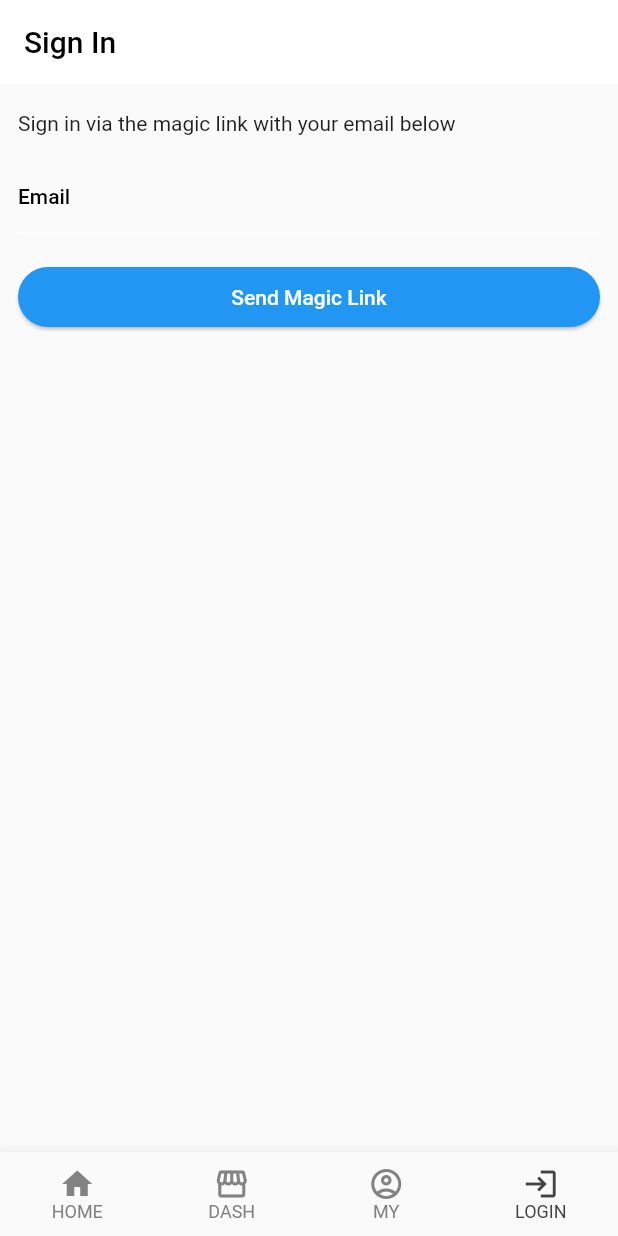
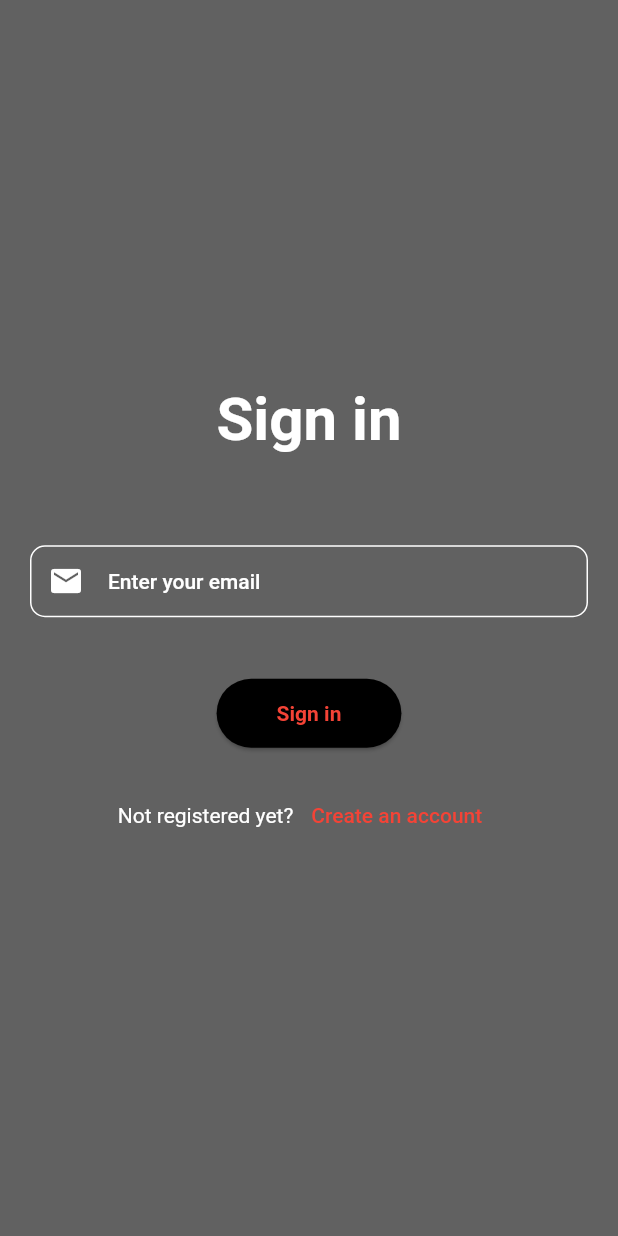
Before and after one commit to alsanati/sugartracker, a Flutter app: the screen it shows after launch, on a phone screen of 412 x 824 dp. Run offline on Flutter 3.47's test engine with Material 2 defaults, Android fonts, the phone set to English and light mode, and no system bars; our stand-ins replace bloc, email_validator, go_router, image_picker, supabase, supabase_flutter and 1 more; accounts and stored records are empty.

Commit message:
reworked the login page with form validation

```diff
--- a/lib/app/components/bottomNav.dart
+++ b/lib/app/components/bottomNav.dart
@@ -1,8 +1,5 @@
 import 'package:flutter/material.dart';
 import 'package:go_router/go_router.dart';
-import 'package:sugar_tracker/app/views/chart_views/chart.dart';
-import 'package:sugar_tracker/app/views/account_views/account_page.dart';
-import 'package:sugar_tracker/app/views/homepage.dart';
 
 class ScaffoldWithNavBar extends StatefulWidget {
   String location;
@@ -20,27 +17,21 @@ class _ScaffoldWithNavBarState extends State<ScaffoldWithNavBar> {
   static const List<MyCustomBottomNavBarItem> tabs = [
     MyCustomBottomNavBarItem(
       icon: Icon(Icons.home),
-      activeIcon: Icon(Icons.home),
+      activeIcon: Icon(Icons.home_filled),
       label: 'HOME',
-      initialLocation: '/',
+      initialLocation: '/home',
     ),
     MyCustomBottomNavBarItem(
-      icon: Icon(Icons.storefront_outlined),
-      activeIcon: Icon(Icons.storefront),
-      label: 'DASH',
+      icon: Icon(Icons.explore_outlined),
+      activeIcon: Icon(Icons.explore),
+      label: 'DASHBOARD',
       initialLocation: '/dashboard',
     ),
     MyCustomBottomNavBarItem(
-      icon: Icon(Icons.account_circle_outlined),
-      activeIcon: Icon(Icons.account_circle),
-      label: 'MY',
+      icon: Icon(Icons.account_box_outlined),
+      activeIcon: Icon(Icons.account_box),
+      label: 'ACCOUNT',
       initialLocation: '/account',
-    ),
-    MyCustomBottomNavBarItem(
-      icon: Icon(Icons.login),
-      activeIcon: Icon(Icons.login),
-      label: 'LOGIN',
-      initialLocation: '/report',
     ),
   ];
 
@@ -60,7 +51,7 @@ class _ScaffoldWithNavBarState extends State<ScaffoldWithNavBar> {
         onTap: (int index) {
           _goOtherTab(context, index);
         },
-        currentIndex: widget.location == '/'
+        currentIndex: widget.location == '/home'
             ? 0
             : widget.location == '/dashboard'
                 ? 1
--- /dev/null
+++ b/lib/app/ui/auth/login/login_page.dart
@@ -0,0 +1,155 @@
+import 'dart:async';
+
+import 'package:email_validator/email_validator.dart';
+import 'package:flutter/foundation.dart';
+import 'package:flutter/material.dart';
+import 'package:go_router/go_router.dart';
+import 'package:supabase_flutter/supabase_flutter.dart';
+import 'package:sugar_tracker/constants.dart';
+import 'package:sugar_tracker/app/modules/supabase_modules.dart';
+
+class LoginPage extends StatefulWidget {
+  const LoginPage({super.key});
+
+  @override
+  _LoginPageState createState() => _LoginPageState();
+}
+
+class _LoginPageState extends State<LoginPage> {
+  final _formKey = GlobalKey<FormState>();
+  var rememberValue = false;
+  bool _isLoading = false;
+  bool _redirecting = false;
+  late final TextEditingController _emailController;
+  late final StreamSubscription<AuthState> _authStateSubscription;
+
+  Future<void> _signIn() async {
+    setState(() {
+      _isLoading = true;
+    });
+    try {
+      await supabase.auth.signInWithOtp(
+        email: _emailController.text,
+        emailRedirectTo:
+            kIsWeb ? null : 'io.supabase.flutterquickstart://login-callback/',
+      );
+      if (mounted) {
+        context.showSnackBar(message: 'Check your email for login link!');
+        _emailController.clear();
+      }
+    } on AuthException catch (error) {
+      context.showErrorSnackBar(message: error.message);
+    } catch (error) {
+      context.showErrorSnackBar(message: 'Unexpected error occurred');
+    }
+
+    setState(() {
+      _isLoading = false;
+    });
+  }
+
+  @override
+  void initState() {
+    _emailController = TextEditingController();
+    _authStateSubscription = supabase.auth.onAuthStateChange.listen((data) {
+      if (_redirecting) return;
+      final session = data.session;
+      if (session != null) {
+        _redirecting = true;
+        Navigator.of(context).pushReplacementNamed('/account');
+      }
+    });
+    super.initState();
+  }
+
+  @override
+  void dispose() {
+    _emailController.dispose();
+    _authStateSubscription.cancel();
+    super.dispose();
+  }
+
+  @override
+  Widget build(BuildContext context) {
+    return Scaffold(
+      backgroundColor: Theme.of(context).colorScheme.background,
+      body: Container(
+        padding: const EdgeInsets.all(20),
+        child: Column(
+          mainAxisAlignment: MainAxisAlignment.center,
+          crossAxisAlignment: CrossAxisAlignment.center,
+          children: <Widget>[
+            const Text(
+              'Sign in',
+              style: TextStyle(
+                fontWeight: FontWeight.bold,
+                fontSize: 40,
+              ),
+            ),
+            const SizedBox(
+              height: 60,
+            ),
+            Form(
+              key: _formKey,
+              child: Column(
+                children: [
+                  TextFormField(
+                    controller: _emailController,
+                    validator: (value) => EmailValidator.validate(value!)
+                        ? null
+                        : "Please enter a valid email",
+                    maxLines: 1,
+                    decoration: InputDecoration(
+                      hintText: 'Enter your email',
+                      prefixIcon: const Icon(Icons.email),
+                      border: OutlineInputBorder(
+                        borderRadius: BorderRadius.circular(10),
+                      ),
+                    ),
+                  ),
+                  const SizedBox(
+                    height: 20,
+                  ),
+                  const SizedBox(
+                    height: 20,
+                  ),
+                  ElevatedButton(
+                    onPressed: () {
+                      if (_formKey.currentState!.validate()) {
+                        _isLoading ? null : _signIn();
+                      }
+                    },
+                    style: ElevatedButton.styleFrom(
+                      padding: const EdgeInsets.fromLTRB(40, 15, 40, 15),
+                    ),
+                    child: const Text(
+                      'Sign in',
+                      style: TextStyle(
+                        fontWeight: FontWeight.bold,
+                      ),
+                    ),
+                  ),
+                  const SizedBox(
+                    height: 20,
+                  ),
+                  Row(
+                    mainAxisAlignment: MainAxisAlignment.center,
+                    children: [
+                      const Text('Not registered yet?'),
+                      TextButton(
+                        onPressed: () {
+                          context.go("/signup");
+                        },
+                        child: const Text('Create an account'),
+                      ),
+                    ],
+                  ),
+                ],
+              ),
+            )
+          ],
+        ),
+      ),
+    );
+  }
+}
--- a/lib/app/views/account_views/login_page.dart
+++ /dev/null
@@ -1,90 +0,0 @@
-import 'dart:async';
-
-import 'package:flutter/foundation.dart';
-import 'package:flutter/material.dart';
-import 'package:supabase_flutter/supabase_flutter.dart';
-
-import 'package:sugar_tracker/constants.dart';
-
-class LoginPage extends StatefulWidget {
-  const LoginPage({super.key});
-
-  @override
-  _LoginPageState createState() => _LoginPageState();
-}
-
-class _LoginPageState extends State<LoginPage> {
-  bool _isLoading = false;
-  bool _redirecting = false;
-  late final TextEditingController _emailController;
-  late final StreamSubscription<AuthState> _authStateSubscription;
-
-  Future<void> _signIn() async {
-    setState(() {
-      _isLoading = true;
-    });
-    try {
-      await supabase.auth.signInWithOtp(
-        email: _emailController.text,
-        emailRedirectTo:
-            kIsWeb ? null : 'io.supabase.flutterquickstart://login-callback/',
-      );
-      if (mounted) {
-        context.showSnackBar(message: 'Check your email for login link!');
-        _emailController.clear();
-      }
-    } on AuthException catch (error) {
-      context.showErrorSnackBar(message: error.message);
-    } catch (error) {
-      context.showErrorSnackBar(message: 'Unexpected error occurred');
-    }
-
-    setState(() {
-      _isLoading = false;
-    });
-  }
-
-  @override
-  void initState() {
-    _emailController = TextEditingController();
-    _authStateSubscription = supabase.auth.onAuthStateChange.listen((data) {
-      if (_redirecting) return;
-      final session = data.session;
-      if (session != null) {
-        _redirecting = true;
-        Navigator.of(context).pushReplacementNamed('/account');
-      }
-    });
-    super.initState();
-  }
-
-  @override
-  void dispose() {
-    _emailController.dispose();
-    _authStateSubscription.cancel();
-    super.dispose();
-  }
-
-  @override
-  Widget build(BuildContext context) {
-    return Scaffold(
-      appBar: AppBar(title: const Text('Sign In')),
-      body: ListView(
-        padding: const EdgeInsets.symmetric(vertical: 18, horizontal: 12),
-        children: [
-          const Text('Sign in via the magic link with your email below'),
-          const SizedBox(height: 18),
-          TextFormField(
-            controller: _emailController,
-            decoration: const InputDecoration(labelText: 'Email'),
-          ),
-          const SizedBox(height: 18),
-          ElevatedButton(
-            onPressed: _isLoading ? null : _signIn,
-            child: Text(_isLoading ? 'Loading' : 'Send Magic Link'),
-          ),
-        ],
-      ),
-    );
-  }
-}
--- a/lib/main.dart
+++ b/lib/main.dart
@@ -1,23 +1,22 @@
 // ignore_for_file: use_key_in_widget_constructors
 
 import 'package:flutter/material.dart';
-import 'package:sugar_tracker/app/views/chart_views/chart.dart';
+import 'package:sugar_tracker/app/ui/auth/signup_page.dart';
+import 'package:sugar_tracker/app/ui/chart_views/chart.dart';
 import 'package:supabase_flutter/supabase_flutter.dart';
-import 'package:sugar_tracker/app/views/account_views/account_page.dart';
-import 'package:sugar_tracker/app/views/account_views/login_page.dart';
-import 'package:sugar_tracker/app/views/account_views/splash_page.dart';
-
+import 'package:sugar_tracker/app/ui/auth/account_page.dart';
+import 'package:sugar_tracker/app/ui/auth/splash_page.dart';
+import 'app/ui/auth/login/login_page.dart';
+import 'constants.dart';
 import 'app/components/bottomNav.dart';
-import 'app/views/homepage.dart';
-import 'app/views/account_views/signup_page.dart';
-import 'constants.dart';
+import 'app/ui/homepage.dart';
 import 'package:go_router/go_router.dart';
 
 final _rootNavigatorKey = GlobalKey<NavigatorState>();
 final _shellNavigatorKey = GlobalKey<NavigatorState>();
 
 final router = GoRouter(
-  initialLocation: '/splash',
+  initialLocation: '/',
   navigatorKey: _rootNavigatorKey,
   routes: [
     ShellRoute(
@@ -32,31 +31,11 @@ final router = GoRouter(
       },
       routes: [
         GoRoute(
-          path: '/login',
-          parentNavigatorKey: _shellNavigatorKey,
-          pageBuilder: (context, state) {
-            return const NoTransitionPage(child: LoginPage());
-          },
-        ),
-        GoRoute(
-          path: '/',
+          path: '/home',
           parentNavigatorKey: _shellNavigatorKey,
           pageBuilder: (context, state) {
             return const NoTransitionPage(
-              child: Scaffold(
-                body: Center(child: Homepage()),
-              ),
-            );
-          },
-        ),
-        GoRoute(
-          path: '/splash',
-          parentNavigatorKey: _shellNavigatorKey,
-          pageBuilder: (context, state) {
-            return const NoTransitionPage(
-              child: Scaffold(
-                body: Center(child: SplashPage()),
-              ),
+              child: Homepage(),
             );
           },
         ),
@@ -72,26 +51,48 @@ final router = GoRouter(
           },
         ),
         GoRoute(
+            parentNavigatorKey: _shellNavigatorKey,
             path: '/account',
-          parentNavigatorKey: _shellNavigatorKey,
             pageBuilder: (context, state) {
               return const NoTransitionPage(
-              child: Scaffold(
-                body: Center(child: AccountPage()),
-              ),
+                child: AccountPage(),
               );
-          },
-        ),
+            }),
       ],
     ),
     GoRoute(
       parentNavigatorKey: _rootNavigatorKey,
       path: '/login',
       pageBuilder: (context, state) {
-        return NoTransitionPage(
+        return NoTransitionPage(key: UniqueKey(), child: const LoginPage());
+      },
+    ),
+    GoRoute(
+      parentNavigatorKey: _rootNavigatorKey,
+      path: '/',
+      pageBuilder: (context, state) {
+        return NoTransitionPage(key: UniqueKey(), child: const SplashPage());
+      },
+    ),
+    GoRoute(
+      parentNavigatorKey: _rootNavigatorKey,
+      path: '/signup',
+      pageBuilder: (context, state) {
+        return CustomTransitionPage<void>(
             key: UniqueKey(),
-          child: const LoginPage(),
+            child: const SignUpPage(),
+            transitionDuration: const Duration(milliseconds: 150),
+            transitionsBuilder: (BuildContext context,
+                Animation<double> animation,
+                Animation<double> secondaryAnimation,
+                Widget child) {
+              // Change the opacity of the screen using a Curve based on the the animation's
+              // value
+              return FadeTransition(
+                opacity: CurveTween(curve: Curves.easeInOut).animate(animation),
+                child: child,
               );
+            });
       },
     ),
   ],
@@ -111,18 +112,18 @@ class MyApp extends StatelessWidget {
     return MaterialApp.router(
       routerConfig: router,
       title: 'Suggra',
-      theme: ThemeData.light().copyWith(
+      theme: ThemeData.dark().copyWith(
         useMaterial3: true,
-        primaryColor: Colors.blue,
+        primaryColor: Colors.black,
         textButtonTheme: TextButtonThemeData(
           style: TextButton.styleFrom(
-            foregroundColor: Colors.blue,
+            foregroundColor: Colors.red,
           ),
         ),
         elevatedButtonTheme: ElevatedButtonThemeData(
           style: ElevatedButton.styleFrom(
-            foregroundColor: Colors.white,
-            backgroundColor: Colors.blue,
+            foregroundColor: Colors.red,
+            backgroundColor: Colors.black,
           ),
         ),
       ),
--- a/pubspec.yaml
+++ b/pubspec.yaml
@@ -53,6 +53,8 @@ dependencies:
   flutter_dotenv: ^5.0.2
   syncfusion_flutter_charts: ^20.3.59
   go_router: ^6.0.2
+  bloc: ^8.1.0
+  email_validator: ^2.1.17
 
 dev_dependencies:
   flutter_test:
```
Also changed, not shown: lib/app/ui/auth/login/login_bloc.dart (added, +19 -0 lines), lib/app/ui/auth/login/login_event.dart (added, +9 -0 lines), lib/app/ui/auth/login/login_state.dart (added, +13 -0 lines), lib/app/ui/auth/signup_page.dart (renamed from lib/app/views/account_views/signup_page.dart, +3 -8 lines), lib/app/ui/homepage.dart (renamed from lib/app/views/homepage.dart, +3 -6 lines), lib/app/ui/auth/account_page.dart (renamed from lib/app/views/account_views/account_page.dart), lib/app/ui/auth/splash_page.dart (renamed from lib/app/views/account_views/splash_page.dart), lib/app/ui/chart_views/chart.dart (renamed from lib/app/views/chart_views/chart.dart), pubspec.lock, 5 other files. Lines whose indentation alone changed are shown as unchanged.
